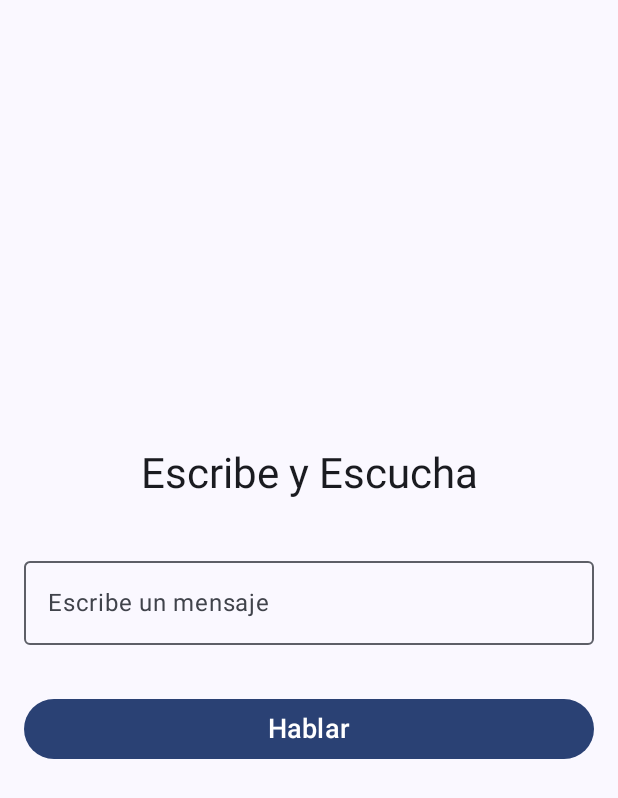
After one commit to afernandezduoc/AccesibilidadAuditiva, an Android app built with Jetpack Compose: the HablarScreen screen opened through its navigation route, on a phone screen of 412 x 824 dp. The commit adds this screen. Shown: the top 798 px of the screen. Run offline under Robolectric (Android 15) with nearby library versions, the phone set to English and light mode, and no system bars; our stand-ins replace Firebase (no records; nobody signed in at launch, a user with empty details on screens opened directly).

Commit message:
Se implementa la funcionalidad para Hablar

```diff
--- /dev/null
+++ b/app/src/main/java/com/example/accesibilidadauditiva/HablarScreen.kt
@@ -0,0 +1,88 @@
+package com.example.accesibilidadauditiva
+
+import android.content.Context
+import android.speech.tts.TextToSpeech
+import android.widget.Toast
+import androidx.compose.foundation.layout.*
+import androidx.compose.material3.*
+import androidx.compose.runtime.*
+import androidx.compose.ui.Alignment
+import androidx.compose.ui.Modifier
+import androidx.compose.ui.platform.LocalContext
+import androidx.compose.ui.tooling.preview.Preview
+import androidx.compose.ui.unit.dp
+import androidx.compose.ui.unit.sp
+import androidx.navigation.NavHostController
+import androidx.navigation.compose.rememberNavController
+import java.util.*
+
+@Composable
+fun HablarScreen(navController: NavHostController) {
+    var mensaje by remember { mutableStateOf("") }
+    val context = LocalContext.current
+    var tts by remember { mutableStateOf<TextToSpeech?>(null) }
+
+    // Inicializar Text-to-Speech
+    LaunchedEffect(Unit) {
+        tts = TextToSpeech(context) { status ->
+            if (status != TextToSpeech.ERROR) {
+                tts?.language = Locale.getDefault()
+            } else {
+                Toast.makeText(context, "Error al inicializar Text-to-Speech", Toast.LENGTH_SHORT).show()
+            }
+        }
+    }
+
+    // Limpiar Text-to-Speech al salir de la pantalla
+    DisposableEffect(Unit) {
+        onDispose {
+            tts?.shutdown()
+        }
+    }
+
+    Column(
+        modifier = Modifier
+            .fillMaxSize()
+            .padding(16.dp),
+        horizontalAlignment = Alignment.CenterHorizontally,
+        verticalArrangement = Arrangement.Center
+    ) {
+        Text(
+            text = "Escribe y Escucha",
+            style = MaterialTheme.typography.headlineMedium,
+            modifier = Modifier.padding(bottom = 32.dp)
+        )
+
+        OutlinedTextField(
+            value = mensaje,
+            onValueChange = { mensaje = it },
+            label = { Text("Escribe un mensaje") },
+            modifier = Modifier
+                .fillMaxWidth()
+                .padding(bottom = 16.dp)
+        )
+
+        Button(
+            onClick = {
+                if (mensaje.isNotEmpty()) {
+                    // Convertir texto a voz
+                    tts?.speak(mensaje, TextToSpeech.QUEUE_FLUSH, null, "")
+                } else {
+                    Toast.makeText(context, "Escribe un mensaje para hablar", Toast.LENGTH_SHORT).show()
+                }
+            },
+            modifier = Modifier
+                .fillMaxWidth()
+                .padding(vertical = 16.dp)
+        ) {
+            Text("Hablar", fontSize = 18.sp)
+        }
+    }
+}
+
+@Preview(showBackground = true)
+@Composable
+fun HablarScreenPreview() {
+    val navController = rememberNavController()
+    HablarScreen(navController = navController)
+}
--- a/app/src/main/java/com/example/accesibilidadauditiva/MainActivity.kt
+++ b/app/src/main/java/com/example/accesibilidadauditiva/MainActivity.kt
@@ -64,6 +64,7 @@ fun MainScreen(navController: NavHostController, isAuthenticated: Boolean, onLog
             composable("profile") { ProfileScreen() }
             composable("settings") { SettingsScreen(navController) }
             composable("escribir") { EscribirScreen(navController) }
+            composable("hablar") { HablarScreen(navController) }
         }
     }
 }
```
